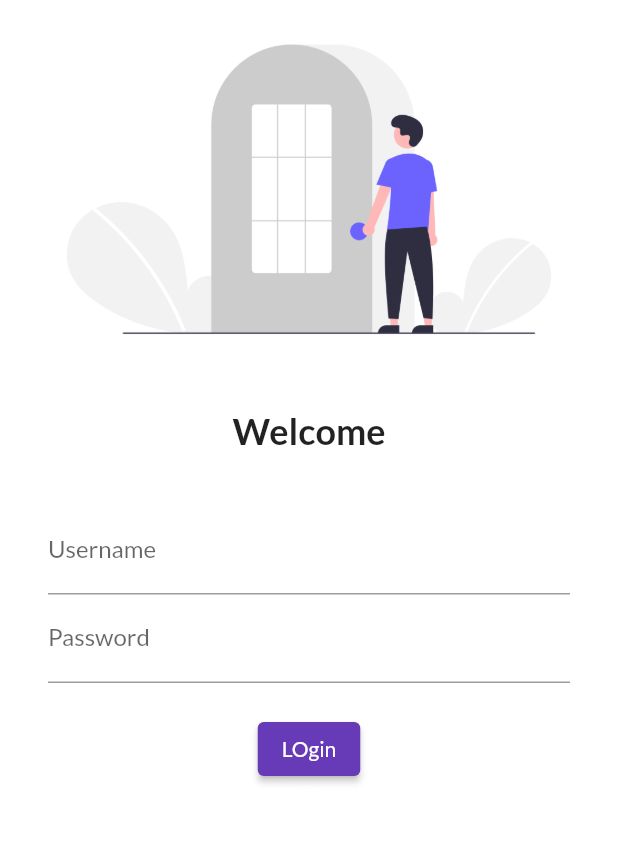
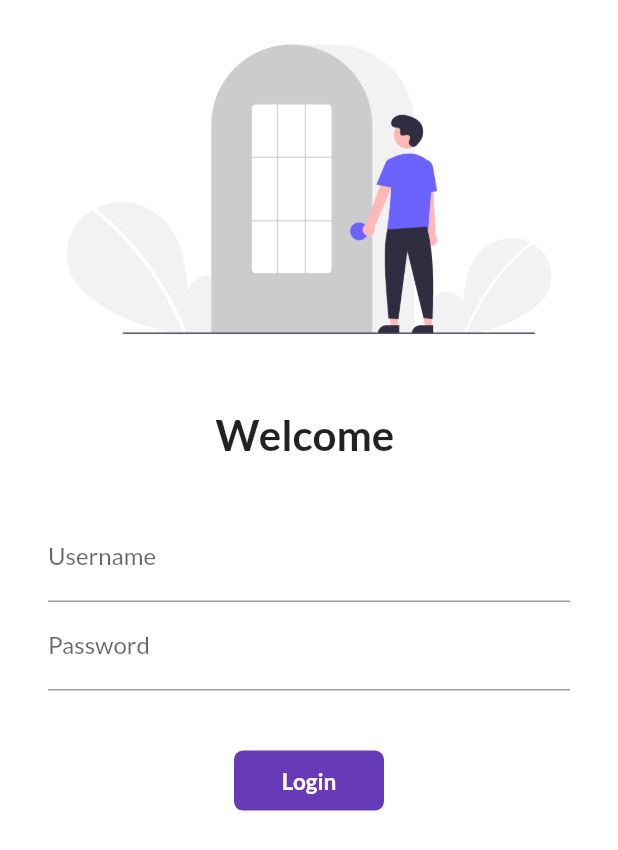
Before and after one commit to shubham230523/Catalog-App, a Flutter app: the screen it shows after launch, on a phone screen of 412 x 824 dp. Shown: the top 850 px of the screen. Run offline on Flutter 3.47's test engine with Material 2 defaults, Android fonts, the phone set to English and light mode, and no system bars; our stand-ins replace google_fonts.

```diff
--- a/lib/main.dart
+++ b/lib/main.dart
@@ -1,6 +1,7 @@
 import 'package:flutter/material.dart';
 import 'package:flutter_catalog/pages/homepage.dart';
 import 'package:flutter_catalog/pages/login_page.dart';
+import 'package:flutter_catalog/utils/MyRoutes.dart';
 import 'package:google_fonts/google_fonts.dart';
 void main() {
    runApp(MyApp());
@@ -22,8 +23,8 @@ class MyApp extends StatelessWidget {
 
       routes: {
         "/":(context) => login_page(),
-        "/homepage":(context) => homepage(),
-        "/login_page": (context) => login_page()
+        MyRoutes.homeRoute:(context) => homepage(),
+        MyRoutes.loginRoute: (context) => login_page()
       },
     );
   }
--- a/lib/pages/login_page.dart
+++ b/lib/pages/login_page.dart
@@ -1,12 +1,21 @@
 import 'package:flutter/cupertino.dart';
 import 'package:flutter/material.dart';
-class login_page extends StatelessWidget {
+import 'package:flutter_catalog/utils/MyRoutes.dart';
+class login_page extends StatefulWidget {
   const login_page({ Key? key }) : super(key: key);
 
+  @override
+  State<login_page> createState() => _login_pageState();
+}
+
+class _login_pageState extends State<login_page> {
+  String name = "";
+  bool changeButton = false;
   @override
   Widget build(BuildContext context) {
     return Material(
       color: Colors.white,
+      child: SingleChildScrollView(
         child: Column(
           children: [
             Image.asset("assets/images/login.png"
@@ -15,9 +24,9 @@ class login_page extends StatelessWidget {
                height: 20.0,
              ),
              Text(
-             "Welcome" ,
+               "Welcome $name" ,
                style: TextStyle(
-               fontSize: 24,
+                 fontSize: 28,
                  fontWeight: FontWeight.bold
                ),),
               SizedBox(
@@ -32,6 +41,12 @@ class login_page extends StatelessWidget {
                        hintText: "Enter username",
                        labelText: "Username"
                      ),
+                     onChanged: (value){
+                       name = value;
+                       setState(() {
+
+                       });
+                     }
                    ),
                    TextFormField(
                      obscureText: true,
@@ -41,20 +56,52 @@ class login_page extends StatelessWidget {
                      ),
                    ),
                   SizedBox(
-                     height: 20.0,
+                       height: 40.0,
                   ),
-                ElevatedButton(
-                  child: Text("LOgin"),
-                  style: TextButton.styleFrom(),
-                  onPressed: (){
-                    print("Hello login button pressed");
-                  }
+                  InkWell(
+                    onTap: () async{
+                      setState(() {
+                        changeButton = true;
+                      });
+                      await Future.delayed(Duration(seconds: 1));
+                       Navigator.pushNamed(context, MyRoutes.homeRoute);
+                    },
+                    child: AnimatedContainer(
+                      duration: Duration(seconds: 1),
+                      width: changeButton?50 : 100,
+                      height: 40,
+                      alignment: Alignment.center,
+                      child: changeButton? Icon(
+                        Icons.done,
+                        color:  Colors.white,
+                      ) : Text(
+                        "Login",
+                        style: TextStyle(
+                          color:Colors.white,
+                          fontWeight: FontWeight.bold ,
+                          fontSize: 15
+                          ),
+
+                      ),
+                      decoration: BoxDecoration(
+                        color: Colors.deepPurple,
+                        borderRadius: BorderRadius.circular(changeButton ? 40 : 6)
+                      ),
+                    ),
                   )
+                  // ElevatedButton(
+                  //   child: Text("Login"),
+                  //   style: TextButton.styleFrom(minimumSize: Size(100, 40)),
+                  //   onPressed: (){
+                  //     Navigator.pushNamed(context, MyRoutes.homeRoute);
+                  //   }
+                  // )
 
                  ],
                ),
              )
           ],
+        ),
       )
     );
   }
--- /dev/null
+++ b/lib/utils/MyRoutes.dart
@@ -0,0 +1,5 @@
+class MyRoutes{
+  static String loginRoute = "/login_page.dart";
+  static String homeRoute = "/homepage.dart";
+
+}
```
Lines whose indentation alone changed are shown as unchanged.
